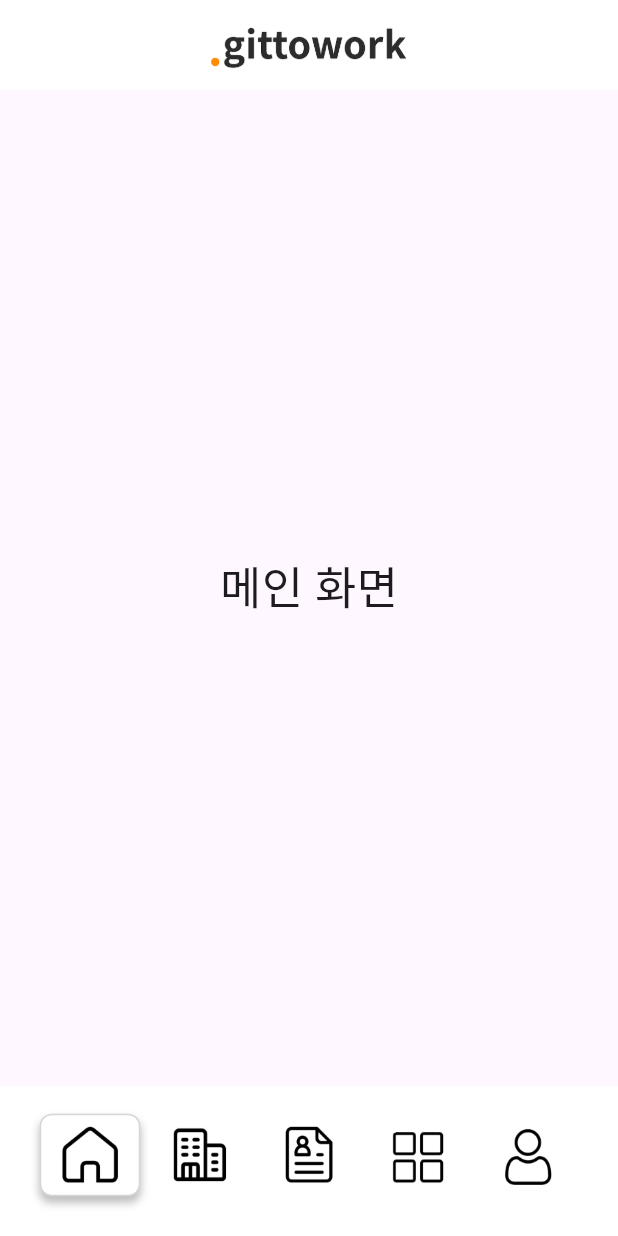
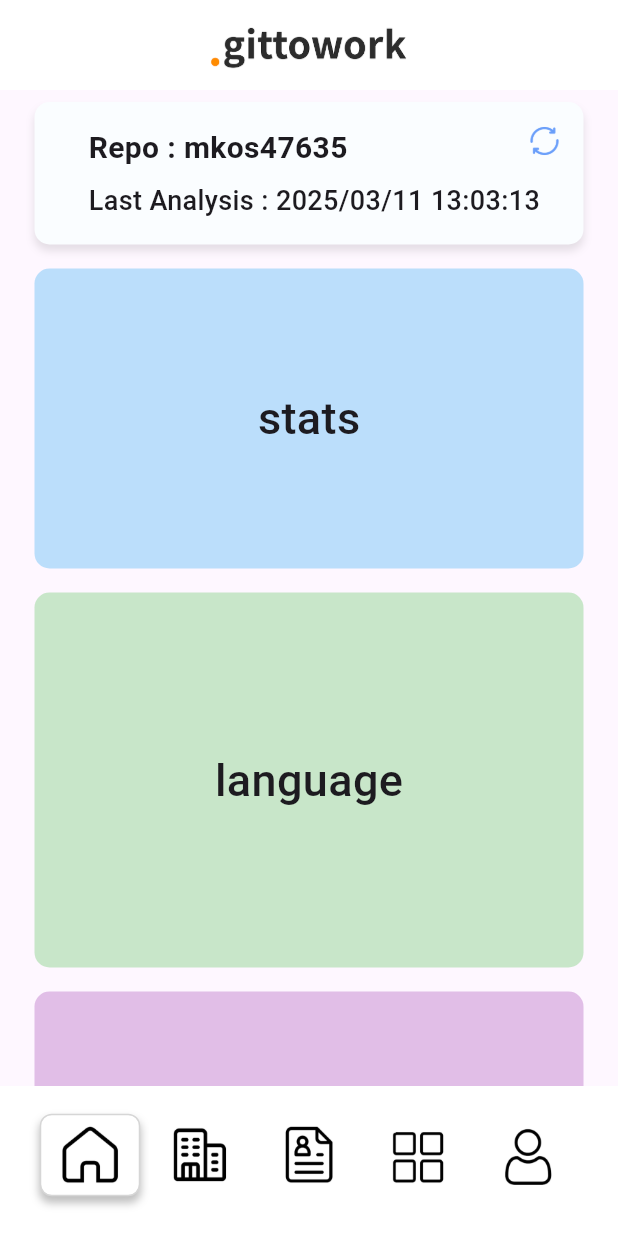
Before and after one commit to Git-To-Work/GitToWork, a Flutter app: the screen it shows after launch, after a tap on "다음", on a phone screen of 412 x 824 dp. Run offline on Flutter 3.47's test engine with Material 3 defaults, Android fonts, the phone set to English and light mode, and no system bars; Roboto replaces fonts that are missing (Pretendard).

Commit message:
feat: 폰트 적용

```diff
--- a/frontend/gittowork/lib/main.dart
+++ b/frontend/gittowork/lib/main.dart
@@ -17,6 +17,27 @@ class MyApp extends StatelessWidget {
   Widget build(BuildContext context) {
     return MaterialApp(
       title: 'Flutter Demo',
+      theme: ThemeData(
+        fontFamily: 'Pretendard', // 글로벌 폰트 지정
+        // Material 3에서 사용하는 새로운 TextTheme 네이밍 사용
+        textTheme: const TextTheme(
+          displayLarge: TextStyle(fontWeight: FontWeight.w500),
+          displayMedium: TextStyle(fontWeight: FontWeight.w500),
+          displaySmall: TextStyle(fontWeight: FontWeight.w500),
+          headlineLarge: TextStyle(fontWeight: FontWeight.w500),
+          headlineMedium: TextStyle(fontWeight: FontWeight.w500),
+          headlineSmall: TextStyle(fontWeight: FontWeight.w500),
+          titleLarge: TextStyle(fontWeight: FontWeight.w500),
+          titleMedium: TextStyle(fontWeight: FontWeight.w500),
+          titleSmall: TextStyle(fontWeight: FontWeight.w500),
+          bodyLarge: TextStyle(fontWeight: FontWeight.w500),
+          bodyMedium: TextStyle(fontWeight: FontWeight.w500),
+          bodySmall: TextStyle(fontWeight: FontWeight.w500),
+          labelLarge: TextStyle(fontWeight: FontWeight.w500),
+          labelMedium: TextStyle(fontWeight: FontWeight.w500),
+          labelSmall: TextStyle(fontWeight: FontWeight.w500),
+        ),
+      ),
       home: const SplashScreen(),
     );
   }
--- /dev/null
+++ b/frontend/gittowork/lib/screens/github_analysis/ai_analysis.dart
@@ -0,0 +1,24 @@
+import 'package:flutter/material.dart';
+
+class AIAnalysisScreen extends StatelessWidget {
+  const AIAnalysisScreen({super.key});
+
+  @override
+  Widget build(BuildContext context) {
+    return Container(
+      width: double.infinity,
+      height: 300,
+      margin: const EdgeInsets.all(8.0),
+      decoration: BoxDecoration(
+        color: Colors.purple[100],
+        borderRadius: BorderRadius.circular(10.0),
+      ),
+      child: const Center(
+        child: Text(
+          'ai',
+          style: TextStyle(fontSize: 30),
+        ),
+      ),
+    );
+  }
+}
--- a/frontend/gittowork/lib/screens/github_analysis/github.dart
+++ b/frontend/gittowork/lib/screens/github_analysis/github.dart
@@ -1,14 +1,82 @@
 import 'package:flutter/material.dart';
+import 'stats.dart';
+import 'language.dart';
+import 'ai_analysis.dart';
 
 class GitHubScreen extends StatelessWidget {
   const GitHubScreen({super.key});
 
   @override
   Widget build(BuildContext context) {
-    return const Center(
-      child: Text(
-        '메인 화면',
-        style: TextStyle(fontSize: 30),
+    return SingleChildScrollView(
+      child: Padding(
+        // 좌우에 15의 패딩
+        padding: const EdgeInsets.symmetric(horizontal: 15.0),
+        child: Column(
+          children: [
+            // repo 영역
+            Container(
+              margin: const EdgeInsets.all(8.0),
+              padding: const EdgeInsets.symmetric(horizontal: 16.0, vertical: 16.0),
+              decoration: BoxDecoration(
+                color: const Color(0xFFFAFDFF),
+                borderRadius: BorderRadius.circular(10.0),
+                boxShadow: [
+                  BoxShadow(
+                    color: Colors.black.withOpacity(0.1),
+                    blurRadius: 4,
+                    offset: const Offset(0, 4),
+                  ),
+                ],
+              ),
+              child: Stack(
+                alignment: Alignment.topLeft,
+                children: [
+                  Padding(
+                    padding: const EdgeInsets.only(left: 20.0),
+                    child: Column(
+                      crossAxisAlignment: CrossAxisAlignment.start,
+                      mainAxisSize: MainAxisSize.min,
+                      children: const [
+                        Text(
+                          'Repo : mkos47635',
+                          style: TextStyle(
+                            fontSize: 20,
+                            fontWeight: FontWeight.w700, // Bold 적용
+                          ),
+                        ),
+                        SizedBox(height: 8),
+                        Text(
+                          'Last Analysis : 2025/03/11 13:03:13',
+                          style: TextStyle(
+                            fontSize: 18,
+                            fontWeight: FontWeight.w500, // Medium 적용 (기본값)
+                          ),
+                        ),
+                      ],
+                    ),
+                  ),
+                  Align(
+                    alignment: Alignment.topRight,
+                    child: GestureDetector(
+                      onTap: () {
+                        // TODO: 새로고침 등의 동작 구현
+                      },
+                      child: Image.asset(
+                        'assets/images/Reload.png',
+                        width: 20,
+                        height: 20,
+                      ),
+                    ),
+                  ),
+                ],
+              ),
+            ),
+            const StatsScreen(),
+            const LanguageScreen(),
+            const AIAnalysisScreen(),
+          ],
+        ),
       ),
     );
   }
--- /dev/null
+++ b/frontend/gittowork/lib/screens/github_analysis/language.dart
@@ -0,0 +1,24 @@
+import 'package:flutter/material.dart';
+
+class LanguageScreen extends StatelessWidget {
+  const LanguageScreen({super.key});
+
+  @override
+  Widget build(BuildContext context) {
+    return Container(
+      width: double.infinity,
+      height: 250,
+      margin: const EdgeInsets.all(8.0),
+      decoration: BoxDecoration(
+        color: Colors.green[100],
+        borderRadius: BorderRadius.circular(10.0),
+      ),
+      child: const Center(
+        child: Text(
+          'language',
+          style: TextStyle(fontSize: 30),
+        ),
+      ),
+    );
+  }
+}
--- /dev/null
+++ b/frontend/gittowork/lib/screens/github_analysis/stats.dart
@@ -0,0 +1,24 @@
+import 'package:flutter/material.dart';
+
+class StatsScreen extends StatelessWidget {
+  const StatsScreen({super.key});
+
+  @override
+  Widget build(BuildContext context) {
+    return Container(
+      width: double.infinity,
+      height: 200,
+      margin: const EdgeInsets.all(8.0),
+      decoration: BoxDecoration(
+        color: Colors.blue[100],
+        borderRadius: BorderRadius.circular(10.0),
+      ),
+      child: const Center(
+        child: Text(
+          'stats',
+          style: TextStyle(fontSize: 30),
+        ),
+      ),
+    );
+  }
+}
```
Also changed, not shown: frontend/gittowork/pubspec.yaml (+18 -4 lines), frontend/gittowork/assets/images/Reload.png (added), 7 other files.
